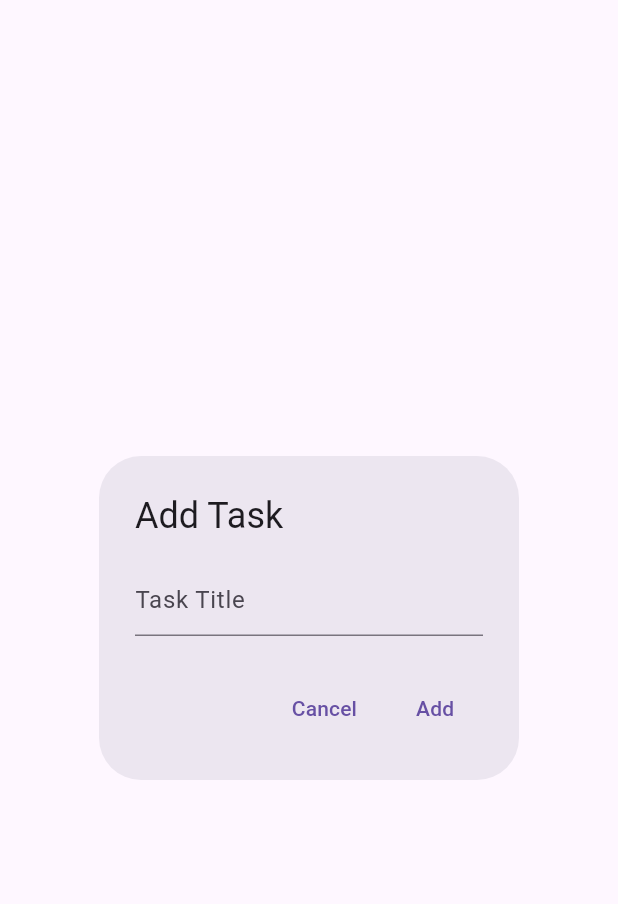
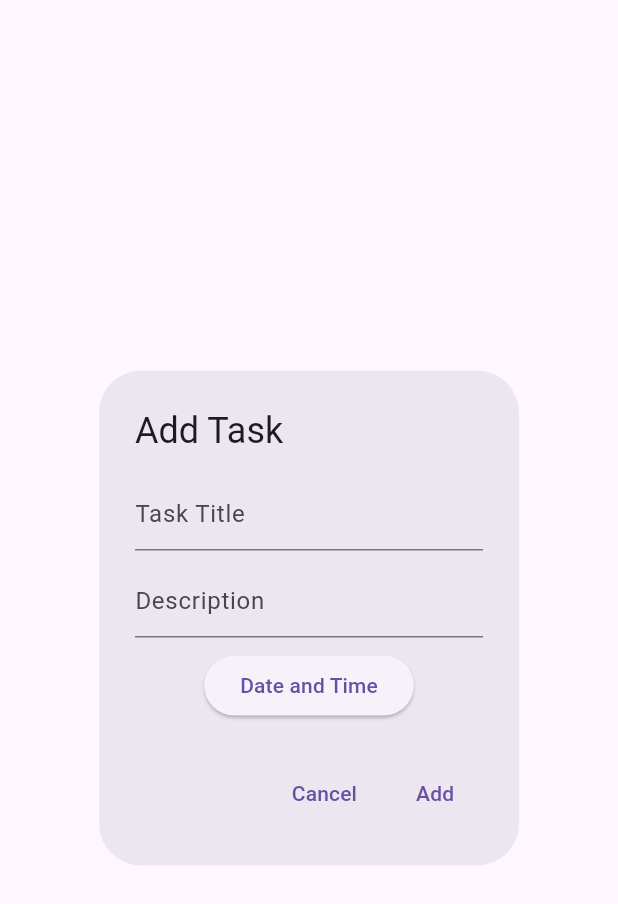
Before and after one commit to esrakalkann/Flutter_todo_project, a Flutter app: the AddTaskDialog widget shown alone on an empty page, opened directly, on a phone screen of 412 x 824 dp. Shown: the top 904 px of the screen. Run offline on Flutter 3.47's test engine with Material 3 defaults, Android fonts, the phone set to English and light mode, and no system bars; our stand-ins replace bloc, flutter_bloc.

Commit message:
date, time and description features added

```diff
--- a/lib/models/local/todo_model.dart
+++ b/lib/models/local/todo_model.dart
@@ -4,10 +4,15 @@ class ToDoModel {
   final int id;
   final String text;
   final bool isCompleted;
+  final String? description;
+  final DateTime? dateTime;
 
   ToDoModel({
     required this.id,
     required this.text,
+    this.description,
+    this.dateTime,
+
     this.isCompleted = false,
   });
 
@@ -25,6 +30,8 @@ class ToDoModel {
     id: id,
     text: text ?? this.text,
     isCompleted: isCompleted ?? this.isCompleted,
+    description: description,
+    dateTime: dateTime,
   );
 }
 
--- a/lib/pages/todo/cubit/todo_cubit.dart
+++ b/lib/pages/todo/cubit/todo_cubit.dart
@@ -1,6 +1,7 @@
 import 'package:bloc/bloc.dart';
 import 'package:flutter/material.dart';
 import 'package:flutter_application_1/models/local/todo_model.dart';
+import 'package:flutter_application_1/widgets/task_details.dart';
 
 part 'todo_state.dart';
 
@@ -34,11 +35,13 @@ class ToDoCubit extends Cubit<ToDoState> {
     }
   }
 
-  void addTodo(String text) {
+  void addTodo(String text,{String? description, DateTime? dateTime}) {
     if (state is ToDoLoaded) {
       final newTodo = ToDoModel(
         id: DateTime.now().millisecondsSinceEpoch,
         text: text,
+        description: description,
+        dateTime: dateTime,
       );
       _allTodos = [..._allTodos, newTodo];
       emit(ToDoLoaded([..._allTodos]));
--- a/lib/pages/todo/subpages/add_todo.dart
+++ b/lib/pages/todo/subpages/add_todo.dart
@@ -7,26 +7,70 @@ class AddTaskDialog extends StatelessWidget {
 
   @override
   Widget build(BuildContext context) {
-    final TextEditingController _controller = TextEditingController();
+    final TextEditingController _titleController = TextEditingController();
+    final TextEditingController _descController = TextEditingController();
+    DateTime? _selectedDateTime;
 
     return AlertDialog(
       title: const Text('Add Task'),
-      content: TextField(
-        controller: _controller,
-        decoration: const InputDecoration(hintText: 'Task Title'),
+      content: SingleChildScrollView(
+        child: Column(
+          mainAxisSize: MainAxisSize.min,
+          children: [
+            TextField(
+              controller: _titleController,
+              decoration: const InputDecoration(hintText: 'Task Title'),
+            ),
+            const SizedBox(height: 10),
+            TextField(
+              controller: _descController,
+              decoration: const InputDecoration(hintText: 'Description'),
+            ),
+            const SizedBox(height: 8),
+            ElevatedButton(
+              onPressed: () async {
+                final pickedDate = await showDatePicker(
+                  context: context,
+                  initialDate: DateTime.now(),
+                  firstDate: DateTime(2020),
+                  lastDate: DateTime(2100),
+                );
+                if (pickedDate != null) {
+                  final pickedTime = await showTimePicker(
+                    context: context,
+                    initialTime: TimeOfDay.now(),
+                  );
+                  if (pickedTime != null) {
+                    _selectedDateTime = DateTime(
+                      pickedDate.year,
+                      pickedDate.month,
+                      pickedDate.day,
+                      pickedTime.hour,
+                      pickedTime.minute,
+                    );
+                  }
+                }
+              },
+              child: const Text('Date and Time'),
+            ),
+          ],
+        ),
       ),
       actions: [
         TextButton(
-          onPressed: () {
-            Navigator.of(context).pop();
-          },
+          onPressed: () => Navigator.of(context).pop(),
           child: const Text('Cancel'),
         ),
         TextButton(
           onPressed: () {
-            final taskTitle = _controller.text.trim();
-            if (taskTitle.isNotEmpty) {
-              context.read<ToDoCubit>().addTodo(taskTitle);
+            final title = _titleController.text.trim();
+            final desc = _descController.text.trim();
+            if (title.isNotEmpty) {
+              context.read<ToDoCubit>().addTodo(
+                title,
+                description: desc,
+                dateTime: _selectedDateTime,
+              );
               Navigator.of(context).pop();
             }
           },
```
Also changed, not shown: lib/pages/todo/todo_screen.dart (+18 -9 lines).
